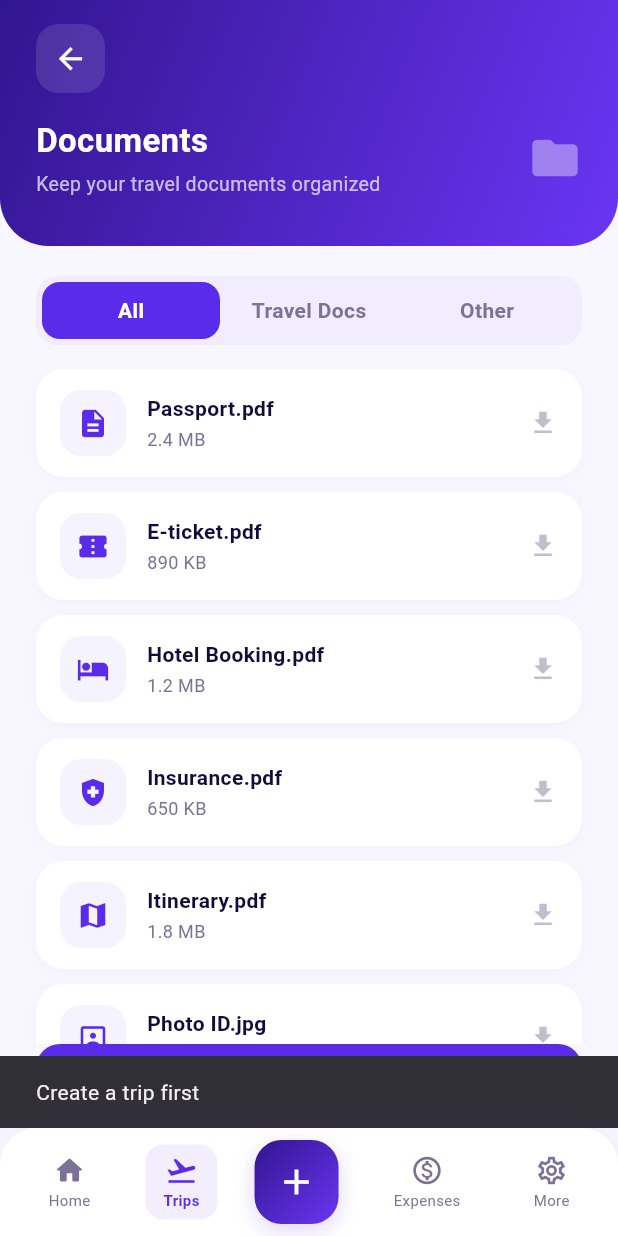
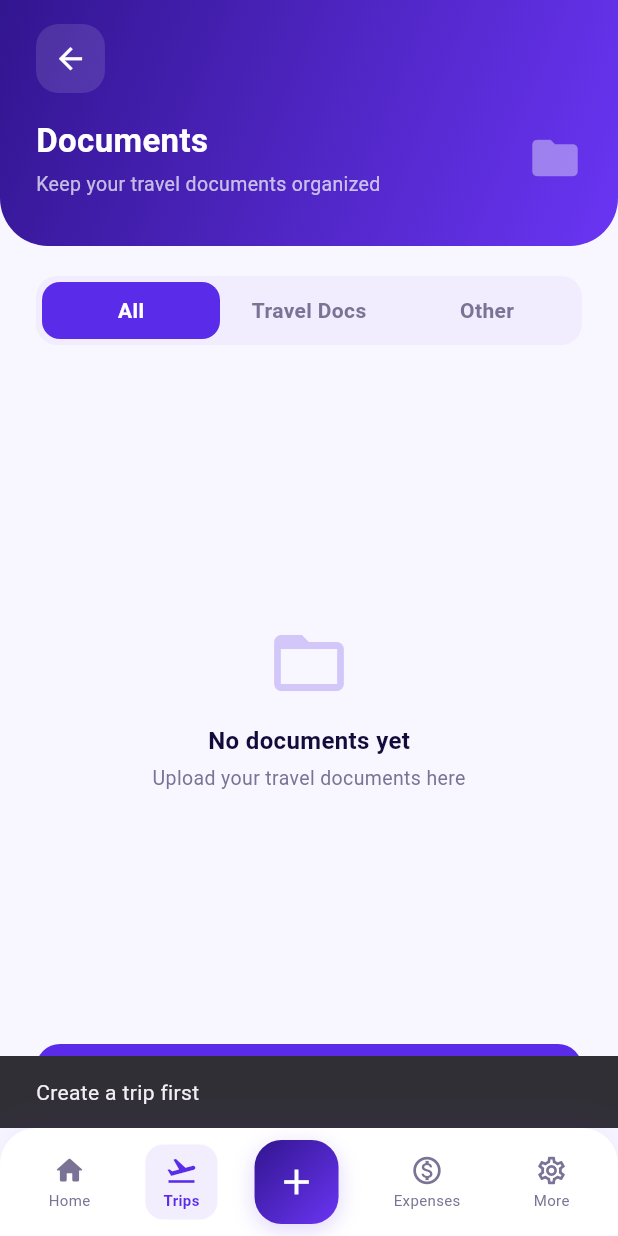
Before and after one commit to IrfanNG/Alan-journeyjoy-travel-app, a Flutter app: the DocumentScreen screen opened directly, item 2 of the bottom bar chosen, after a tap on "Upload Document", on a phone screen of 412 x 824 dp. Run offline on Flutter 3.47's test engine with Material 3 defaults, Android fonts, the phone set to English and light mode, and no system bars; our stand-ins replace cloud_firestore, connectivity_plus, file_picker, firebase_auth, firebase_core, firebase_storage and 1 more; accounts and stored records are empty.

Commit message:
feat(documents): Firebase Storage upload with Hive-first document hub
- Add Document model with Hive persistence and size formatting
- Create StorageService wrapping Firebase Storage (graceful no-Firebase fallback)
- Create DocumentProvider with pickAndUpload, deleteDocument, sync integration
- Add document box + CRUD to LocalStorageService (getDocuments, saveDocuments)
- Add document merge to SyncService.fetchAndMergeAll
- Rewrite DocumentScreen: real provider-backed data, file picker via file_picker,
  document type icons, delete with confirmation dialog,
  AuthProvider uid for upload path
- Add file_picker and path pub dependencies
- 49/49 tests pass, flutter analyze clean

```diff
--- /dev/null
+++ b/lib/data/models/document_model.dart
@@ -0,0 +1,64 @@
+class Document {
+  final String id;
+  final String tripId;
+  String name;
+  String category;
+  String? localPath;
+  String? remoteUrl;
+  String? mimeType;
+  int fileSize;
+  DateTime createdAt;
+  DateTime updatedAt;
+
+  Document({
+    required this.id,
+    required this.tripId,
+    required this.name,
+    this.category = 'Other',
+    this.localPath,
+    this.remoteUrl,
+    this.mimeType,
+    this.fileSize = 0,
+    DateTime? createdAt,
+    DateTime? updatedAt,
+  })  : createdAt = createdAt ?? DateTime.now(),
+        updatedAt = updatedAt ?? DateTime.now();
+
+  String get sizeFormatted {
+    if (fileSize < 1024) return '$fileSize B';
+    if (fileSize < 1024 * 1024) {
+      return '${(fileSize / 1024).toStringAsFixed(1)} KB';
+    }
+    return '${(fileSize / (1024 * 1024)).toStringAsFixed(1)} MB';
+  }
+
+  Map<String, dynamic> toMap() => {
+        'id': id,
+        'tripId': tripId,
+        'name': name,
+        'category': category,
+        'localPath': localPath,
+        'remoteUrl': remoteUrl,
+        'mimeType': mimeType,
+        'fileSize': fileSize,
+        'createdAt': createdAt.toIso8601String(),
+        'updatedAt': updatedAt.toIso8601String(),
+      };
+
+  factory Document.fromMap(Map<String, dynamic> map) => Document(
+        id: map['id'] as String,
+        tripId: map['tripId'] as String,
+        name: map['name'] as String,
+        category: map['category'] as String? ?? 'Other',
+        localPath: map['localPath'] as String?,
+        remoteUrl: map['remoteUrl'] as String?,
+        mimeType: map['mimeType'] as String?,
+        fileSize: (map['fileSize'] as num?)?.toInt() ?? 0,
+        createdAt: map['createdAt'] != null
+            ? DateTime.parse(map['createdAt'] as String)
+            : null,
+        updatedAt: map['updatedAt'] != null
+            ? DateTime.parse(map['updatedAt'] as String)
+            : null,
+      );
+}
--- a/lib/data/services/local_storage_service.dart
+++ b/lib/data/services/local_storage_service.dart
@@ -4,6 +4,7 @@ import 'package:hive_flutter/hive_flutter.dart';
 
 import '../models/activity_model.dart';
 import '../models/app_settings_model.dart';
+import '../models/document_model.dart';
 import '../models/expense_model.dart';
 import '../models/flight_model.dart';
 import '../models/packing_item_model.dart';
@@ -17,6 +18,7 @@ class LocalStorageService {
   static late Box _packingBox;
   static late Box _settingsBox;
   static late Box _pendingBox;
+  static late Box _documentBox;
 
   static Future<void> init() async {
     await Hive.initFlutter();
@@ -36,6 +38,7 @@ class LocalStorageService {
     _packingBox = await Hive.openBox('packing');
     _settingsBox = await Hive.openBox('settings');
     _pendingBox = await Hive.openBox('pending');
+    _documentBox = await Hive.openBox('documents');
   }
 
   static List<Map<String, dynamic>> _getPendingList() {
@@ -138,6 +141,20 @@ class LocalStorageService {
     _settingsBox.put('settings', jsonEncode(settings.toMap()));
   }
 
+  static List<Document> getDocuments() {
+    final data = _documentBox.get('documents');
+    if (data == null) return [];
+    final list = jsonDecode(data) as List;
+    return list
+        .map((e) => Document.fromMap(e as Map<String, dynamic>))
+        .toList();
+  }
+
+  static void saveDocuments(List<Document> documents) {
+    _documentBox.put(
+        'documents', jsonEncode(documents.map((d) => d.toMap()).toList()));
+  }
+
   static Future<void> clearAll() async {
     await _tripBox.clear();
     await _expenseBox.clear();
@@ -146,5 +163,6 @@ class LocalStorageService {
     await _packingBox.clear();
     await _settingsBox.clear();
     await _pendingBox.clear();
+    await _documentBox.clear();
   }
 }
--- a/lib/main.dart
+++ b/lib/main.dart
@@ -9,6 +9,7 @@ import 'data/services/sync_service.dart';
 import 'firebase_options.dart';
 import 'providers/activity_provider.dart';
 import 'providers/auth_provider.dart';
+import 'providers/document_provider.dart';
 import 'providers/expense_provider.dart';
 import 'providers/flight_provider.dart';
 import 'providers/packing_provider.dart';
@@ -98,6 +99,9 @@ class _JourneyJoyAppState extends State<JourneyJoyApp> {
             create: (_) => PackingProvider(syncService: _syncService)
               ..loadItems()),
         ChangeNotifierProvider(
+            create: (_) => DocumentProvider(syncService: _syncService)
+              ..loadDocuments()),
+        ChangeNotifierProvider(
             create: (_) => SettingsProvider(syncService: _syncService)
               ..loadSettings()),
       ],
--- /dev/null
+++ b/lib/providers/document_provider.dart
@@ -0,0 +1,112 @@
+import 'package:flutter/foundation.dart';
+import 'package:file_picker/file_picker.dart';
+import 'package:uuid/uuid.dart';
+
+import '../data/models/document_model.dart';
+import '../data/services/local_storage_service.dart';
+import '../data/services/sync_service.dart';
+import '../services/storage_service.dart';
+
+class DocumentProvider extends ChangeNotifier {
+  final SyncService? _syncService;
+  final StorageService _storageService;
+  List<Document> _documents = [];
+
+  DocumentProvider({
+    SyncService? syncService,
+    StorageService? storageService,
+  })  : _syncService = syncService,
+        _storageService = storageService ?? StorageService();
+
+  void loadDocuments() {
+    _documents = LocalStorageService.getDocuments();
+    notifyListeners();
+  }
+
+  List<Document> getDocumentsForTrip(String tripId) {
+    return _documents.where((d) => d.tripId == tripId).toList();
+  }
+
+  Future<void> pickAndUpload(String tripId, String? userId) async {
+    final result = await FilePicker.pickFiles(
+      type: FileType.any,
+      allowMultiple: false,
+    );
+    if (result == null || result.files.isEmpty) return;
+
+    final picked = result.files.first;
+    final filePath = picked.path;
+    if (filePath == null) return;
+
+    final fileName = picked.name;
+    final fileSize = picked.size;
+    final mimeType = picked.extension != null
+        ? 'application/${picked.extension}'
+        : null;
+
+    String? remoteUrl;
+    if (userId != null) {
+      remoteUrl = await _storageService.uploadFile(
+        userId: userId,
+        tripId: tripId,
+        filePath: filePath,
+        fileName: fileName,
+      );
+    }
+
+    final doc = Document(
+      id: const Uuid().v4(),
+      tripId: tripId,
+      name: fileName,
+      category: 'Other',
+      localPath: filePath,
+      remoteUrl: remoteUrl,
+      mimeType: mimeType,
+      fileSize: fileSize,
+    );
+
+    _documents.add(doc);
+    LocalStorageService.saveDocuments(_documents);
+    notifyListeners();
+
+    _syncService?.syncCreate(
+      entityType: 'documents',
+      tripId: tripId,
+      entityId: doc.id,
+      data: doc.toMap(),
+    );
+  }
+
+  Future<void> deleteDocument(String id) async {
+    final index = _documents.indexWhere((d) => d.id == id);
+    if (index == -1) return;
+    final doc = _documents[index];
+    final tripId = doc.tripId;
+
+    if (doc.remoteUrl != null) {
+      await _storageService.deleteFile(doc.remoteUrl!);
+    }
+
+    _documents.removeAt(index);
+    LocalStorageService.saveDocuments(_documents);
+    notifyListeners();
+
+    _syncService?.syncDelete(
+      entityType: 'documents',
+      tripId: tripId,
+      entityId: id,
+    );
+  }
+
+  void deleteByTripId(String tripId) {
+    _documents.removeWhere((d) => d.tripId == tripId);
+    LocalStorageService.saveDocuments(_documents);
+    notifyListeners();
+  }
+
+  void clear() {
+    _documents.clear();
+    LocalStorageService.saveDocuments(_documents);
+    notifyListeners();
+  }
+}
--- a/lib/screens/document/document_screen.dart
+++ b/lib/screens/document/document_screen.dart
@@ -4,6 +4,9 @@ import 'package:provider/provider.dart';
 import '../../app/theme.dart';
 import '../../core/widgets/jj_back_button.dart';
 import '../../core/widgets/jj_bottom_nav.dart';
+import '../../data/models/document_model.dart';
+import '../../providers/auth_provider.dart';
+import '../../providers/document_provider.dart';
 import '../../providers/trip_provider.dart';
 
 class DocumentScreen extends StatefulWidget {
@@ -16,24 +19,6 @@ class DocumentScreen extends StatefulWidget {
 class _DocumentScreenState extends State<DocumentScreen> {
   int _selectedTab = 0;
 
-  final _documents = [
-    _DocItem('Passport.pdf', '2.4 MB', Icons.description, 'Travel Docs'),
-    _DocItem('E-ticket.pdf', '890 KB', Icons.confirmation_number, 'Travel Docs'),
-    _DocItem('Hotel Booking.pdf', '1.2 MB', Icons.hotel, 'Travel Docs'),
-    _DocItem('Insurance.pdf', '650 KB', Icons.health_and_safety, 'Travel Docs'),
-    _DocItem('Itinerary.pdf', '1.8 MB', Icons.map, 'Travel Docs'),
-    _DocItem('Photo ID.jpg', '340 KB', Icons.portrait, 'Other'),
-    _DocItem('Visa.pdf', '1.1 MB', Icons.card_membership, 'Other'),
-  ];
-
-  List<_DocItem> get _filtered {
-    if (_selectedTab == 0) return _documents;
-    if (_selectedTab == 1) {
-      return _documents.where((d) => d.category == 'Travel Docs').toList();
-    }
-    return _documents.where((d) => d.category == 'Other').toList();
-  }
-
   String _resolveTripId(BuildContext context) {
     final args = ModalRoute.of(context)?.settings.arguments;
     if (args is String && args.isNotEmpty) return args;
@@ -41,9 +26,20 @@ class _DocumentScreenState extends State<DocumentScreen> {
     return tp.trips.isNotEmpty ? tp.trips.first.id : '';
   }
 
+  List<Document> _filtered(List<Document> docs) {
+    if (_selectedTab == 0) return docs;
+    if (_selectedTab == 1) {
+      return docs.where((d) => d.category == 'Travel Docs').toList();
+    }
+    return docs.where((d) => d.category == 'Other').toList();
+  }
+
   @override
   Widget build(BuildContext context) {
-    final docs = _filtered;
+    final tripId = _resolveTripId(context);
+    final docProvider = context.watch<DocumentProvider>();
+    final allDocs = docProvider.getDocumentsForTrip(tripId);
+    final docs = _filtered(allDocs);
 
     return Scaffold(
       backgroundColor: JJColors.lightBg,
@@ -66,7 +62,8 @@ class _DocumentScreenState extends State<DocumentScreen> {
               ),
               child: Column(
                 children: [
-                  Row(children: [const JJBackButton(), const Spacer()]),
+                  Row(
+                      children: [const JJBackButton(), const Spacer()]),
                   const SizedBox(height: 16),
                   const Row(
                     children: [
@@ -74,22 +71,15 @@ class _DocumentScreenState extends State<DocumentScreen> {
                         child: Column(
                           crossAxisAlignment: CrossAxisAlignment.start,
                           children: [
-                            Text(
-                              'Documents',
+                            Text('Documents',
                                 style: TextStyle(
                                     fontSize: 22,
                                     fontWeight: FontWeight.bold,
-                                color: Colors.white,
-                              ),
-                            ),
+                                    color: Colors.white)),
                             SizedBox(height: 4),
-                            Text(
-                              'Keep your travel documents organized',
+                            Text('Keep your travel documents organized',
                                 style: TextStyle(
-                                fontSize: 13,
-                                color: Colors.white70,
-                              ),
-                            ),
+                                    fontSize: 13, color: Colors.white70)),
                           ],
                         ),
                       ),
@@ -125,28 +115,19 @@ class _DocumentScreenState extends State<DocumentScreen> {
                       child: Column(
                         mainAxisAlignment: MainAxisAlignment.center,
                         children: [
-                          Icon(
-                            Icons.folder_open,
+                          Icon(Icons.folder_open,
                               size: 56,
-                            color: JJColors.primaryPurple.withAlpha(60),
-                          ),
+                              color: JJColors.primaryPurple.withAlpha(60)),
                           const SizedBox(height: 12),
-                          const Text(
-                            'No documents yet',
+                          const Text('No documents yet',
                               style: TextStyle(
                                   fontSize: 16,
                                   fontWeight: FontWeight.w600,
-                              color: JJColors.textDark,
-                            ),
-                          ),
+                                  color: JJColors.textDark)),
                           const SizedBox(height: 4),
-                          const Text(
-                            'Upload your travel documents here',
+                          const Text('Upload your travel documents here',
                               style: TextStyle(
-                              fontSize: 13,
-                              color: JJColors.textMuted,
-                            ),
-                          ),
+                                  fontSize: 13, color: JJColors.textMuted)),
                         ],
                       ),
                     )
@@ -159,18 +140,16 @@ class _DocumentScreenState extends State<DocumentScreen> {
                           padding: const EdgeInsets.only(bottom: 10),
                           child: Container(
                             padding: const EdgeInsets.symmetric(
-                              horizontal: 16,
-                              vertical: 14,
-                            ),
+                                horizontal: 16, vertical: 14),
                             decoration: BoxDecoration(
                               color: JJColors.cardBg,
                               borderRadius: BorderRadius.circular(18),
                               boxShadow: [
                                 BoxShadow(
-                                  color: JJColors.primaryPurple.withAlpha(10),
+                                    color:
+                                        JJColors.primaryPurple.withAlpha(10),
                                     blurRadius: 8,
-                                  offset: const Offset(0, 2),
-                                ),
+                                    offset: const Offset(0, 2)),
                               ],
                             ),
                             child: Row(
@@ -182,11 +161,9 @@ class _DocumentScreenState extends State<DocumentScreen> {
                                     color: JJColors.primaryPurple.withAlpha(15),
                                     borderRadius: BorderRadius.circular(14),
                                   ),
-                                  child: Icon(
-                                    doc.icon,
+                                  child: Icon(_iconForDoc(doc.name),
                                       color: JJColors.primaryPurple,
-                                    size: 22,
-                                  ),
+                                      size: 22),
                                 ),
                                 const SizedBox(width: 14),
                                 Expanded(
@@ -194,31 +171,45 @@ class _DocumentScreenState extends State<DocumentScreen> {
                                     crossAxisAlignment:
                                         CrossAxisAlignment.start,
                                     children: [
-                                      Text(
-                                        doc.name,
+                                      Text(doc.name,
                                           style: const TextStyle(
                                               fontSize: 14,
                                               fontWeight: FontWeight.w600,
-                                          color: JJColors.textDark,
-                                        ),
+                                              color: JJColors.textDark),
                                           maxLines: 1,
-                                        overflow: TextOverflow.ellipsis,
-                                      ),
+                                          overflow: TextOverflow.ellipsis),
                                       const SizedBox(height: 2),
-                                      Text(
-                                        doc.size,
+                                      Text(doc.sizeFormatted,
                                           style: const TextStyle(
                                               fontSize: 12,
-                                          color: JJColors.textMuted,
+                                              color: JJColors.textMuted)),
+                                    ],
+                                  ),
+                                ),
+                                PopupMenuButton<String>(
+                                  icon: Icon(Icons.more_vert,
+                                      size: 20,
+                                      color: JJColors.textMuted.withAlpha(120)),
+                                  onSelected: (value) {
+                                    if (value == 'delete') {
+                                      _confirmDelete(context, doc);
+                                    }
+                                  },
+                                  itemBuilder: (_) => [
+                                    const PopupMenuItem(
+                                      value: 'delete',
+                                      child: Row(
+                                        children: [
+                                          Icon(Icons.delete_outline,
+                                              size: 18, color: Colors.red),
+                                          SizedBox(width: 8),
+                                          Text('Delete',
+                                              style:
+                                                  TextStyle(color: Colors.red)),
+                                        ],
                                       ),
                                     ),
                                   ],
-                                  ),
-                                ),
-                                Icon(
-                                  Icons.download,
-                                  size: 20,
-                                  color: JJColors.textMuted.withAlpha(120),
                                 ),
                               ],
                             ),
@@ -233,25 +224,16 @@ class _DocumentScreenState extends State<DocumentScreen> {
                 width: double.infinity,
                 height: 56,
                 child: ElevatedButton.icon(
-                  onPressed: () {
-                    ScaffoldMessenger.of(context).showSnackBar(
-                      const SnackBar(content: Text('Document upload coming later')),
-                    );
-                  },
+                  onPressed: () => _handleUpload(context, tripId),
                   icon: const Icon(Icons.upload_file, size: 22),
-                  label: const Text(
-                    'Upload Document',
+                  label: const Text('Upload Document',
                       style: TextStyle(
-                      fontSize: 16,
-                      fontWeight: FontWeight.w600,
-                    ),
-                  ),
+                          fontSize: 16, fontWeight: FontWeight.w600)),
                   style: ElevatedButton.styleFrom(
                     backgroundColor: JJColors.primaryPurple,
                     foregroundColor: Colors.white,
                     shape: RoundedRectangleBorder(
-                      borderRadius: BorderRadius.circular(16),
-                    ),
+                        borderRadius: BorderRadius.circular(16)),
                     elevation: 0,
                   ),
                 ),
@@ -262,48 +244,85 @@ class _DocumentScreenState extends State<DocumentScreen> {
       ),
       bottomNavigationBar: JJBottomNav(
         currentTab: JJBottomNavTab.trips,
-        onCenterTap: () {
-          ScaffoldMessenger.of(context).showSnackBar(
-            const SnackBar(content: Text('Document upload coming later')),
-          );
-        },
+        onCenterTap: () => _handleUpload(context, tripId),
         onTabTap: (tab) {
-          final tripId = _resolveTripId(context);
           switch (tab) {
             case JJBottomNavTab.home:
               Navigator.pushReplacementNamed(context, '/home');
-              break;
             case JJBottomNavTab.trips:
               if (tripId.isNotEmpty) {
-                Navigator.pushReplacementNamed(
-                  context,
-                  '/trip-detail',
-                  arguments: tripId,
-                );
+                Navigator.pushReplacementNamed(context, '/trip-detail',
+                    arguments: tripId);
               } else {
                 ScaffoldMessenger.of(context).showSnackBar(
-                  const SnackBar(content: Text('Create a trip first')),
+                    const SnackBar(content: Text('Create a trip first')));
+              }
+            case JJBottomNavTab.expenses:
+              if (tripId.isNotEmpty) {
+                Navigator.pushReplacementNamed(context, '/expenses',
+                    arguments: tripId);
+              } else {
+                ScaffoldMessenger.of(context).showSnackBar(
+                    const SnackBar(content: Text('Create a trip first')));
+              }
+            case JJBottomNavTab.more:
+              Navigator.pushReplacementNamed(context, '/settings');
+          }
+        },
+      ),
     );
   }
-              break;
-            case JJBottomNavTab.expenses:
-              if (tripId.isNotEmpty) {
-                Navigator.pushReplacementNamed(
-                  context,
-                  '/expenses',
-                  arguments: tripId,
-                );
-              } else {
+
+  IconData _iconForDoc(String name) {
+    final lower = name.toLowerCase();
+    if (lower.endsWith('.pdf')) return Icons.picture_as_pdf;
+    if (lower.endsWith('.jpg') ||
+        lower.endsWith('.jpeg') ||
+        lower.endsWith('.png') ||
+        lower.endsWith('.gif')) {
+      return Icons.image;
+    }
+    if (lower.endsWith('.doc') || lower.endsWith('.docx')) {
+      return Icons.description;
+    }
+    if (lower.endsWith('.xls') || lower.endsWith('.xlsx')) {
+      return Icons.table_chart;
+    }
+    return Icons.insert_drive_file;
+  }
+
+  Future<void> _handleUpload(BuildContext context, String tripId) async {
+    if (tripId.isEmpty) {
       ScaffoldMessenger.of(context).showSnackBar(
-                  const SnackBar(content: Text('Create a trip first')),
-                );
+          const SnackBar(content: Text('Create a trip first')));
+      return;
     }
-              break;
-            case JJBottomNavTab.more:
-              Navigator.pushReplacementNamed(context, '/settings');
-              break;
+    String? userId;
+    try {
+      userId = context.read<AuthProvider>().user?.uid;
+    } catch (_) {}
+    final provider = context.read<DocumentProvider>();
+    await provider.pickAndUpload(tripId, userId);
   }
+
+  void _confirmDelete(BuildContext context, Document doc) {
+    showDialog(
+      context: context,
+      builder: (ctx) => AlertDialog(
+        title: const Text('Delete Document'),
+        content: Text('Delete "${doc.name}"?'),
+        actions: [
+          TextButton(
+              onPressed: () => Navigator.pop(ctx),
+              child: const Text('Cancel')),
+          TextButton(
+            onPressed: () {
+              Navigator.pop(ctx);
+              context.read<DocumentProvider>().deleteDocument(doc.id);
             },
+            child: const Text('Delete', style: TextStyle(color: Colors.red)),
+          ),
+        ],
       ),
     );
   }
@@ -332,12 +351,3 @@ class _DocumentScreenState extends State<DocumentScreen> {
     );
   }
 }
-
-class _DocItem {
-  final String name;
-  final String size;
-  final IconData icon;
-  final String category;
-
-  const _DocItem(this.name, this.size, this.icon, this.category);
-}
--- a/pubspec.yaml
+++ b/pubspec.yaml
@@ -42,6 +42,8 @@ dependencies:
   cloud_firestore: ^6.5.0
   firebase_storage: ^13.4.2
   connectivity_plus: ^7.1.1
+  file_picker: ^11.0.2
+  path: ^1.9.1
 
 dev_dependencies:
   flutter_test:
```
Also changed, not shown: lib/data/services/sync_service.dart (+12 -0 lines), lib/services/storage_service.dart (added, +71 -0 lines), pubspec.lock, 1 other file. Lines whose indentation alone changed are shown as unchanged.
